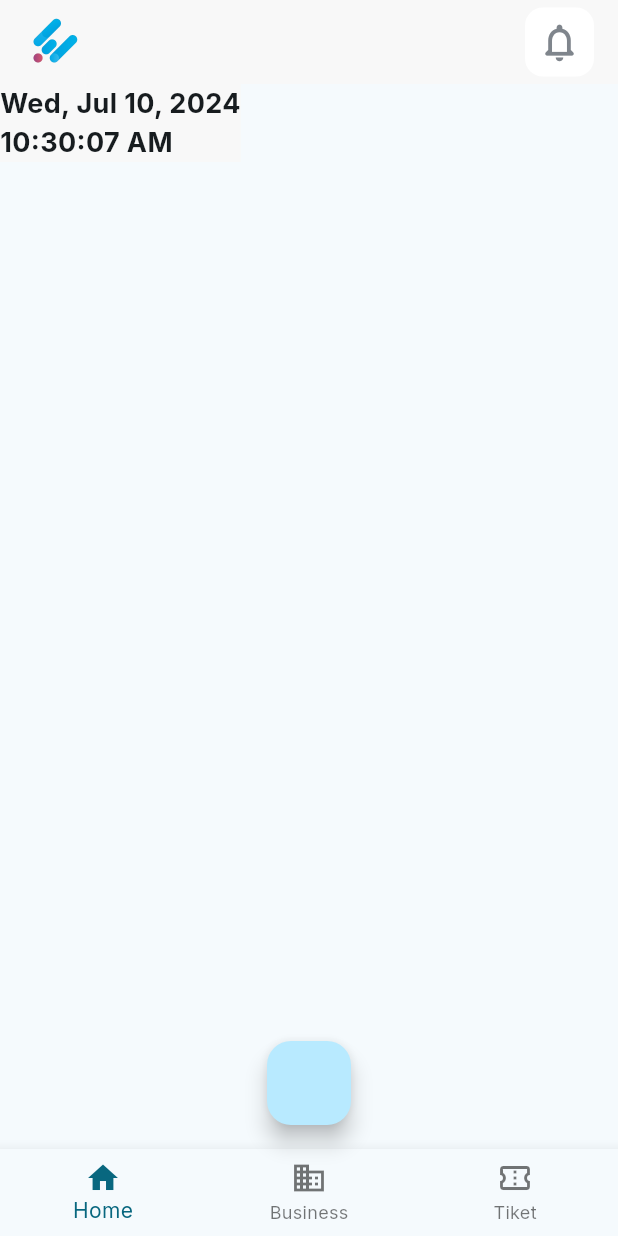
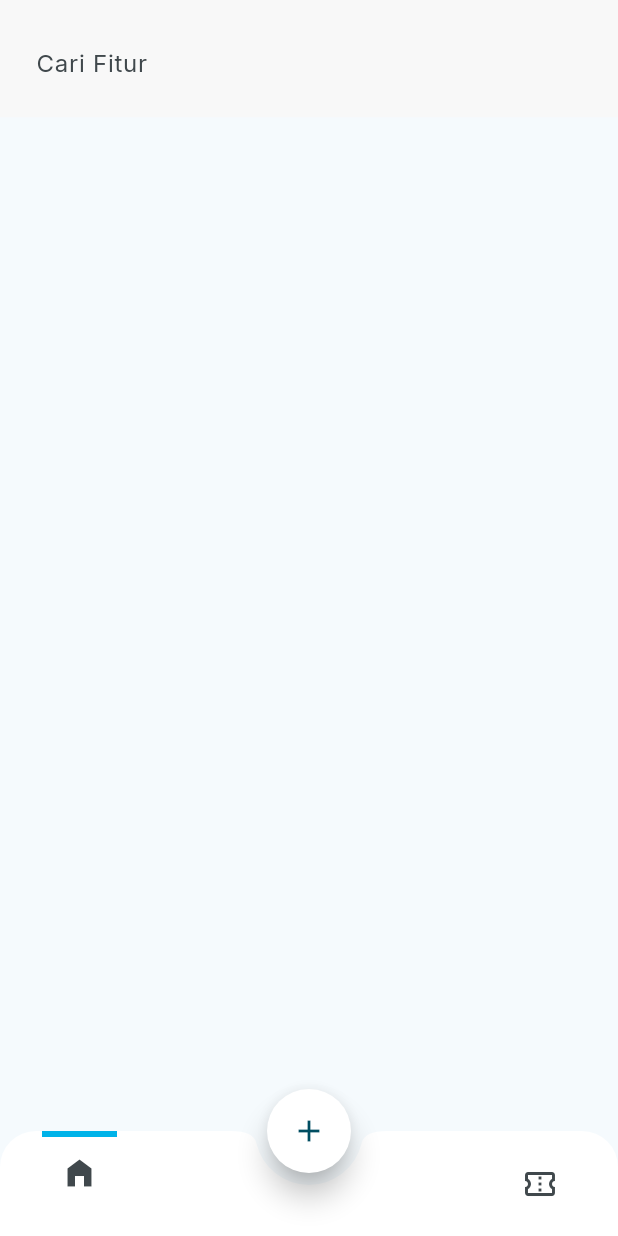
Before and after one commit to IKHINtech/my_caliana, a Flutter app: the screen it shows after launch, on a phone screen of 412 x 824 dp. Run offline on Flutter 3.47's test engine with Material 3 defaults, Android fonts, the light colour scheme and no system bars; drawn by our look-alikes of flutter_speed_dial; our stand-ins replace google_fonts.

Commit message:
[update] add register screen

```diff
--- a/lib/beranda_screen.dart
+++ /dev/null
@@ -1,92 +0,0 @@
-import 'package:flutter/material.dart';
-import 'package:my_caliana/const/colors.dart';
-import 'package:my_caliana/widgets/clock.dart';
-
-class BerandaScreen extends StatefulWidget {
-  const BerandaScreen({super.key});
-
-  @override
-  State<BerandaScreen> createState() => _BerandaScreenState();
-}
-
-class _BerandaScreenState extends State<BerandaScreen> {
-  @override
-  Widget build(BuildContext context) {
-    return Scaffold(
-      appBar: AppBar(
-        backgroundColor: bgGrey,
-        leading: Container(
-          margin: EdgeInsets.only(left: 16),
-          child: Image.asset('assets/images/icon-removebg-preview.png'),
-        ),
-        actions: [
-          // Container(
-          //   color: Colors.red,
-          //   child: Text(
-          //     'recruitment',
-          //     style: TextStyle(color: customGrey, fontSize: 16),
-          //   ),
-          // ),
-          // Container(
-          //   child: Stack(
-          //     fit: StackFit.expand,
-          //     alignment: Alignment.center,
-          //     children: [
-          //       CircleAvatar(
-          //         backgroundColor: Colors.white,
-          //         backgroundImage: AssetImage('assets/images/profile.jpg'),
-          //       ),
-          //     ],
-          //   ),
-          // ),
-          Container(
-              padding: EdgeInsets.all(8),
-              decoration: BoxDecoration(
-                color: Colors.white,
-                borderRadius: BorderRadius.circular(12),
-              ),
-              margin: EdgeInsets.only(right: 16),
-              child: Material(
-                color: Colors.white,
-                child: InkWell(
-                  child: Icon(
-                    Icons.notifications_none_rounded,
-                    size: 30,
-                    color: customGrey,
-                  ),
-                ),
-              ))
-        ],
-      ),
-      body: Container(
-        color: bgGrey,
-        child: SingleChildScrollView(
-          child: Column(
-            children: [Clock()],
-          ),
-        ),
-      ),
-      bottomNavigationBar: BottomNavigationBar(
-        type: BottomNavigationBarType.fixed,
-        items: const [
-          BottomNavigationBarItem(
-            icon: Icon(Icons.home),
-            label: 'Home',
-          ),
-          BottomNavigationBarItem(
-            icon: Icon(Icons.business),
-            label: 'Business',
-          ),
-          BottomNavigationBarItem(
-            icon: Icon(Icons.confirmation_number_outlined),
-            label: 'Tiket',
-          ),
-        ],
-      ),
-      floatingActionButtonLocation: FloatingActionButtonLocation.centerFloat,
-      floatingActionButton: FloatingActionButton(
-        onPressed: () {},
-      ),
-    );
-  }
-}
--- a/lib/main.dart
+++ b/lib/main.dart
@@ -1,6 +1,6 @@
 import 'package:flutter/material.dart';
 import 'package:google_fonts/google_fonts.dart';
-import 'package:my_caliana/beranda_screen.dart';
+import 'package:my_caliana/views/beranda_screen.dart';
 import 'package:flutter_localizations/flutter_localizations.dart';
 
 void main() {
--- /dev/null
+++ b/lib/views/beranda_screen.dart
@@ -0,0 +1,269 @@
+import 'package:flutter/material.dart';
+import 'package:flutter_speed_dial/flutter_speed_dial.dart';
+import 'package:my_caliana/const/colors.dart';
+import 'package:my_caliana/views/identitas_screen.dart';
+import 'package:my_caliana/widgets/clock.dart';
+import 'package:my_caliana/widgets/custom_text_fields.dart';
+
+class BerandaScreen extends StatefulWidget {
+  const BerandaScreen({super.key});
+
+  @override
+  State<BerandaScreen> createState() => _BerandaScreenState();
+}
+
+class _BerandaScreenState extends State<BerandaScreen> {
+  ValueNotifier<bool> isDialOpen = ValueNotifier<bool>(false);
+
+  final TextEditingController _searchController = TextEditingController();
+
+  var renderOverlay = true;
+  var visibled = true;
+  var switchLabelPosition = false;
+  var extend = false;
+  var mini = false;
+  var rmicons = false;
+  var customDialRoot = false;
+  var closeManually = false;
+  var useRAnimation = true;
+  var speedDialDirection = SpeedDialDirection.up;
+  var buttonSize = const Size(56.0, 56.0);
+  var childrenButtonSize = const Size(56.0, 56.0);
+
+  int _selectedIndex = 0;
+  static const TextStyle optionStyle =
+      TextStyle(fontSize: 30, fontWeight: FontWeight.bold);
+  static const List<Widget> _widgetOptions = <Widget>[
+    Text(
+      'Index 0: Home',
+      style: optionStyle,
+    ),
+    Text(
+      'Index 1: Business',
+      style: optionStyle,
+    ),
+    Text(
+      'Index 2: School',
+      style: optionStyle,
+    ),
+  ];
+
+  void _onItemTapped(int index) {
+    setState(() {
+      _selectedIndex = index;
+    });
+  }
+
+  @override
+  Widget build(BuildContext context) {
+    return Scaffold(
+      // appBar: AppBar(
+      //   backgroundColor: bgGrey,
+      //   leading: Container(
+      //     margin: EdgeInsets.only(left: 16),
+      //     child: Image.asset('assets/images/icon-removebg-preview.png'),
+      //   ),
+      //   actions: [
+      //     // Container(
+      //     //   color: Colors.red,
+      //     //   child: Text(
+      //     //     'recruitment',
+      //     //     style: TextStyle(color: customGrey, fontSize: 16),
+      //     //   ),
+      //     // ),
+      //     // Container(
+      //     //   child: Stack(
+      //     //     fit: StackFit.expand,
+      //     //     alignment: Alignment.center,
+      //     //     children: [
+      //     //       CircleAvatar(
+      //     //         backgroundColor: Colors.white,
+      //     //         backgroundImage: AssetImage('assets/images/profile.jpg'),
+      //     //       ),
+      //     //     ],
+      //     //   ),
+      //     // ),
+      //     Container(
+      //         padding: EdgeInsets.all(8),
+      //         decoration: BoxDecoration(
+      //           color: Colors.white,
+      //           borderRadius: BorderRadius.circular(12),
+      //         ),
+      //         margin: EdgeInsets.only(right: 16),
+      //         child: Material(
+      //           color: Colors.white,
+      //           child: InkWell(
+      //             child: Icon(
+      //               Icons.notifications_none_rounded,
+      //               size: 30,
+      //               color: customGrey,
+      //             ),
+      //           ),
+      //         ))
+      //   ],
+      // ),
+      // body: Container(
+      //   color: bgGrey,
+      //   child: SingleChildScrollView(
+      //     child: Column(
+      //       children: [Clock()],
+      //     ),
+      //   ),
+      // ),
+      // bottomNavigationBar: BottomNavigationBar(
+      //   type: BottomNavigationBarType.fixed,
+      //   items: const [
+      //     BottomNavigationBarItem(
+      //       icon: Icon(Icons.home),
+      //       label: 'Home',
+      //     ),
+      //     BottomNavigationBarItem(
+      //       icon: Icon(Icons.business),
+      //       label: 'Business',
+      //     ),
+      //     BottomNavigationBarItem(
+      //       icon: Icon(Icons.confirmation_number_outlined),
+      //       label: 'Tiket',
+      //     ),
+      //   ],
+      // ),
+      // floatingActionButtonLocation: FloatingActionButtonLocation.centerFloat,
+      // floatingActionButton: FloatingActionButton(
+      //   onPressed: () {},
+      // ),
+
+      body: Container(
+        padding: EdgeInsets.symmetric(vertical: 20),
+        color: bgGrey,
+        child: customTextField(
+            border: false,
+            controller: _searchController,
+            label: "Cari",
+            hint: "Cari Fitur",
+            prefixIcon: Icon(Icons.search),
+            required: false,
+            onSaved: (val) {}),
+      ),
+      extendBody: true,
+      floatingActionButton: SpeedDial(
+        backgroundColor: Colors.white,
+        shape: const CircleBorder(),
+        icon: Icons.add,
+        // activeIcon: Icons.add,
+        spacing: 2,
+        mini: mini,
+        openCloseDial: isDialOpen,
+        childPadding: const EdgeInsets.all(5),
+        spaceBetweenChildren: 4,
+        buttonSize: buttonSize,
+        label: extend ? const Text("Open") : null,
+        activeLabel: extend ? const Text("Close") : null,
+        childrenButtonSize: childrenButtonSize,
+        visible: visibled,
+        direction: speedDialDirection,
+        switchLabelPosition: switchLabelPosition,
+        closeManually: closeManually,
+        renderOverlay: renderOverlay,
+        onOpen: () => debugPrint('OPENING DIAL'),
+        onClose: () => debugPrint('DIAL CLOSED'),
+        useRotationAnimation: useRAnimation,
+        tooltip: 'Open Speed Dial',
+        heroTag: 'speed-dial-hero-tag',
+        elevation: 8.0,
+        animationCurve: Curves.elasticInOut,
+        isOpenOnStart: false,
+        children: [
+          SpeedDialChild(
+            shape: CircleBorder(),
+            child: !rmicons ? const Icon(Icons.document_scanner) : null,
+            backgroundColor: Colors.blue[50],
+            foregroundColor: Colors.blue[500],
+            label: 'Pra Registrasi',
+            visible: true,
+            onTap: () async {},
+          ),
+          SpeedDialChild(
+            shape: CircleBorder(),
+            child: !rmicons ? const Icon(Icons.person_add) : null,
+            backgroundColor: Colors.blue[50],
+            foregroundColor: Colors.blue[500],
+            label: 'Registrasi',
+            onTap: () {
+              Navigator.push(
+                context,
+                MaterialPageRoute(
+                  builder: (context) => IdentitasScreen(),
+                ),
+              );
+            },
+          ),
+        ],
+      ),
+      floatingActionButtonLocation: FloatingActionButtonLocation.centerDocked,
+      bottomNavigationBar: ClipPath(
+        clipper: MyBottomAppBarClipper(),
+        child: BottomAppBar(
+          padding: const EdgeInsets.symmetric(horizontal: 28),
+          height: 70,
+          color: Colors.white,
+          shape: const CircularNotchedRectangle(),
+          notchMargin: 8,
+          child: Row(
+            mainAxisSize: MainAxisSize.max,
+            mainAxisAlignment: MainAxisAlignment.spaceBetween,
+            children: <Widget>[
+              Column(
+                children: [
+                  Container(
+                    color: mainColor,
+                    height: 4,
+                    width: 50,
+                  ),
+                  IconButton(
+                    icon: const Icon(
+                      Icons.home_filled,
+                    ),
+                    onPressed: () {},
+                  ),
+                ],
+              ),
+              IconButton(
+                icon: const Icon(
+                  Icons.confirmation_number_outlined,
+                ),
+                onPressed: () {},
+              ),
+            ],
+          ),
+        ),
+      ),
+    );
+  }
+}
+
+class MyBottomAppBarClipper extends CustomClipper<Path> {
+  @override
+  Path getClip(Size size) {
+    Path path = Path();
+    double notchRadius = 24.0;
+    path.moveTo(0, notchRadius);
+    path.lineTo(0, size.height);
+    path.lineTo(size.width, size.height);
+    path.lineTo(size.width, notchRadius);
+    path.arcToPoint(
+      Offset(size.width - notchRadius, 0),
+      radius: Radius.circular(notchRadius),
+      clockwise: false,
+    );
+    path.lineTo(notchRadius, 0);
+    path.arcToPoint(
+      Offset(0, notchRadius),
+      radius: Radius.circular(notchRadius),
+      clockwise: false,
+    );
+    return path;
+  }
+
+  @override
+  bool shouldReclip(CustomClipper<Path> oldClipper) => false;
+}
--- /dev/null
+++ b/lib/widgets/custom_text_fields.dart
@@ -0,0 +1,61 @@
+import 'package:flutter/material.dart';
+
+TextFormField customTextField({
+  required TextEditingController controller,
+  required String label,
+  required bool required,
+  required Function(String?) onSaved,
+  VoidCallback? onTap,
+  String? hint,
+  Widget? prefixIcon,
+  bool? isEmail,
+  int? maxLines,
+  required bool border,
+  TextInputType? inputType,
+}) {
+  return TextFormField(
+    onTap: onTap,
+    keyboardType: inputType,
+    maxLines: maxLines,
+    controller: controller,
+    decoration: InputDecoration(
+      fillColor: Colors.white,
+      isDense: true,
+      prefix: prefixIcon,
+      border: border
+          ? OutlineInputBorder(
+              borderRadius: BorderRadius.all(
+                Radius.circular(10),
+              ),
+            )
+          : InputBorder.none,
+      // labelText: label,
+      hintText: hint ?? "Masukan Data",
+    ),
+    validator: required
+        ? (value) {
+            if (value!.isEmpty) {
+              return "$label Wajib diisi !";
+            }
+            if (isEmail != null && isEmail == true) {
+              if (!RegExp(r"^[a-zA-Z0-9+_.-]+@[a-zA-Z0-9.-]+$")
+                  .hasMatch(value)) {
+                return 'Enter a valid email address';
+              }
+            }
+            return null;
+          }
+        : (value) {
+            if (value!.isNotEmpty) {
+              if (isEmail != null && isEmail == true) {
+                if (!RegExp(r"^[a-zA-Z0-9+_.-]+@[a-zA-Z0-9.-]+$")
+                    .hasMatch(value)) {
+                  return 'Enter a valid email address';
+                }
+              }
+            }
+            return null;
+          },
+    onSaved: onSaved,
+  );
+}
--- a/pubspec.yaml
+++ b/pubspec.yaml
@@ -32,6 +32,7 @@ dependencies:
   flutter:
     sdk: flutter
   flutter_localization: ^0.2.0
+  flutter_speed_dial: ^7.0.0
   google_fonts: ^6.2.1
   intl: ^0.18.1
 
```
Also changed, not shown: lib/views/identitas_screen.dart (added, +85 -0 lines), lib/views/pindai_screen.dart (added, +33 -0 lines), lib/widgets/custom_button.dart (added, +53 -0 lines), pubspec.lock, 1 other file.
